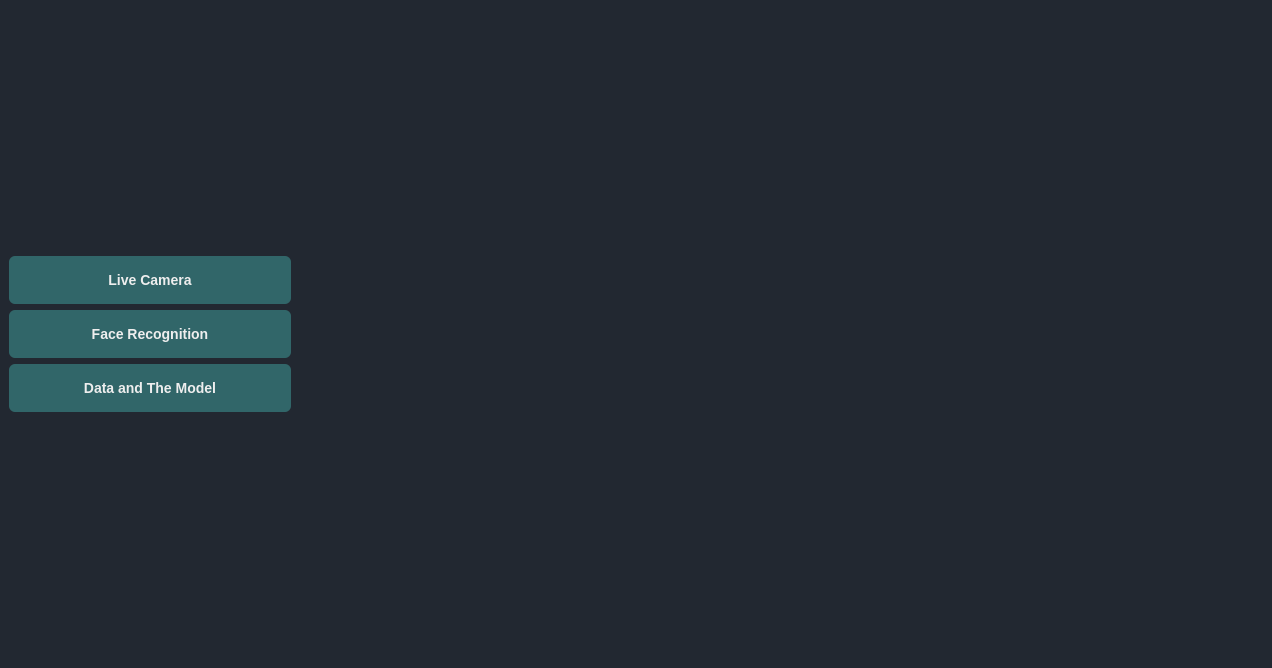
First picture: the form in FaceRecognition/Views/mainwindow.ui, repository SBME2025-ComputerVision/Face-Recognition, before the edit.
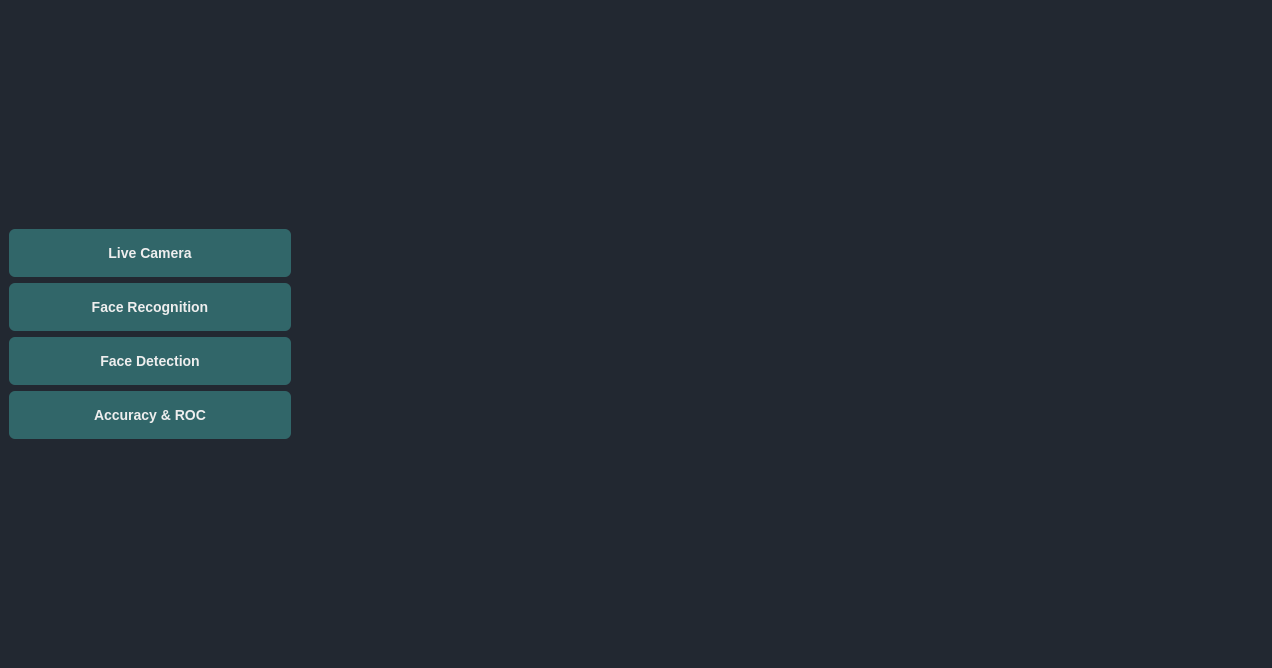
Second picture: the form after the edit.

Diff of the .ui file:
```diff
--- a/FaceRecognition/Views/mainwindow.ui
+++ b/FaceRecognition/Views/mainwindow.ui
@@ -128,10 +128,17 @@
          </property>
         </widget>
        </item>
+       <item>
+        <widget class="QPushButton" name="pushButton">
+         <property name="text">
+          <string>Face Detection</string>
+         </property>
+        </widget>
+       </item>
        <item>
         <widget class="QPushButton" name="dataAndModelBtn">
          <property name="text">
-          <string>Data and The Model</string>
+          <string>Accuracy &amp;&amp; ROC</string>
          </property>
         </widget>
        </item>
```
